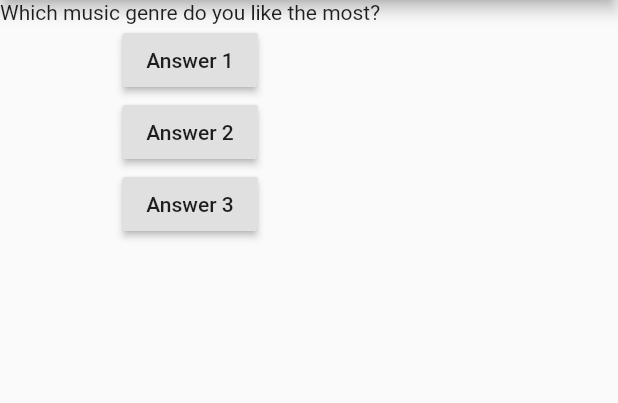
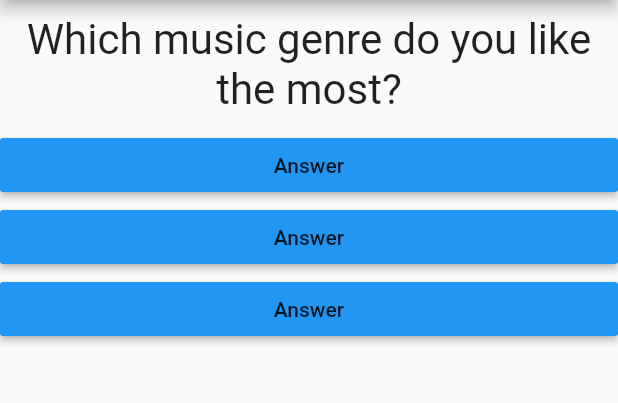
Before and after one commit to daviditco4/first-app, a Flutter app: the screen it shows after launch, on a phone screen of 412 x 824 dp, the part 84-487 px from its top. Run offline on Flutter 3.47's test engine with Material 2 defaults, Android fonts, the phone set to English and light mode, and no system bars.

```diff
--- /dev/null
+++ b/lib/answer.dart
@@ -0,0 +1,19 @@
+import 'package:flutter/material.dart';
+
+class Answer extends StatelessWidget {
+  final Function _handlePressed;
+
+  Answer(this._handlePressed);
+
+  @override
+  Widget build(BuildContext context) {
+    return Container(
+      width: double.infinity,
+      child: RaisedButton(
+        onPressed: _handlePressed,
+        color: Colors.blue,
+        child: Text('Answer'),
+      ),
+    );
+  }
+}
--- a/lib/main.dart
+++ b/lib/main.dart
@@ -1,22 +1,25 @@
 import 'package:flutter/material.dart';
+
+import 'answer.dart';
+import 'question.dart';
 
 void main() => runApp(MyApp());
 
 class MyApp extends StatefulWidget {
   @override
   State<StatefulWidget> createState() {
-    return MyAppState();
+    return _MyAppState();
   }
 }
 
-class MyAppState extends State<MyApp> {
-  var questionIndex = 0;
+class _MyAppState extends State<MyApp> {
+  var _questionIndex = 0;
 
-  void answer() {
+  void _answer() {
     setState(() {
-      questionIndex = questionIndex + 1;
+      _questionIndex = _questionIndex + 1;
     });
-    print(questionIndex);
+    print(_questionIndex);
   }
 
   @override
@@ -33,19 +36,10 @@ class MyAppState extends State<MyApp> {
         ),
         body: Column(
           children: [
-            Text(questions[questionIndex]),
-            RaisedButton(
-              child: Text('Answer 1'),
-              onPressed: answer,
-            ),
-            RaisedButton(
-              child: Text('Answer 2'),
-              onPressed: answer,
-            ),
-            RaisedButton(
-              child: Text('Answer 3'),
-              onPressed: answer,
-            ),
+            Question(questions[_questionIndex]),
+            Answer(_answer),
+            Answer(_answer),
+            Answer(_answer),
           ],
         ),
       ),
--- /dev/null
+++ b/lib/question.dart
@@ -0,0 +1,20 @@
+import 'package:flutter/material.dart';
+
+class Question extends StatelessWidget {
+  final String _questionText;
+
+  Question(this._questionText);
+
+  @override
+  Widget build(BuildContext context) {
+    return Container(
+      width: double.infinity,
+      margin: EdgeInsets.all(10),
+      child: Text(
+        _questionText,
+        style: TextStyle(fontSize: 28),
+        textAlign: TextAlign.center,
+      ),
+    );
+  }
+}
```
